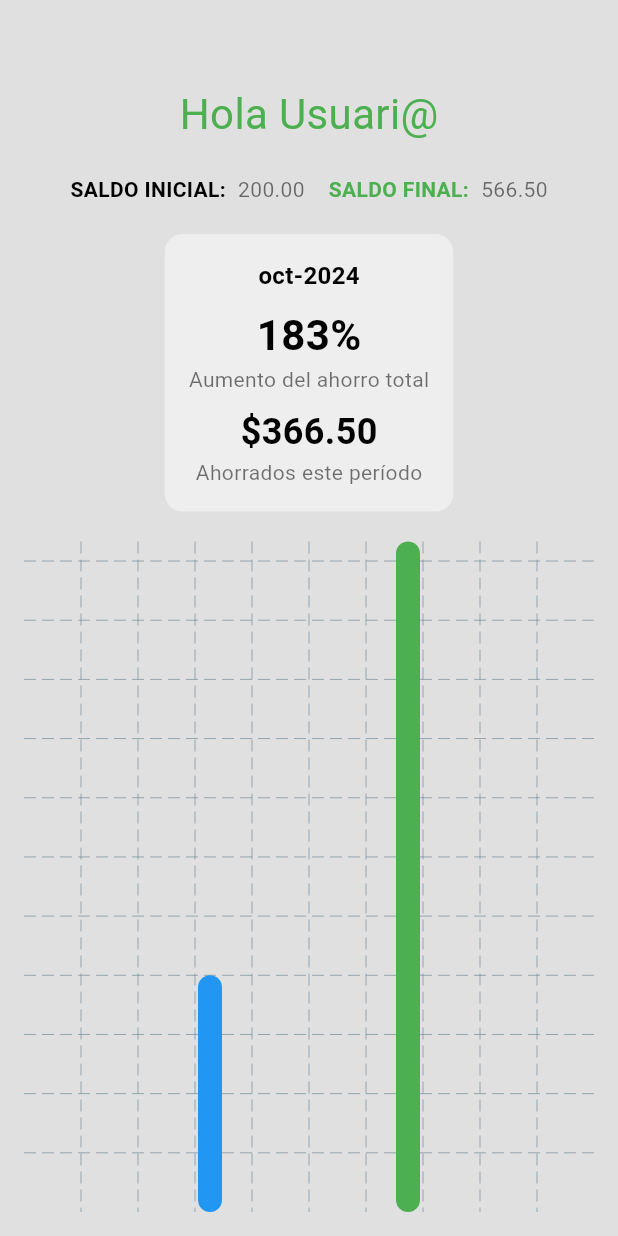
After one commit to LunaLunar69/App_Finanzas_Personales, a Flutter app: the ReportePage screen opened directly, on a phone screen of 412 x 824 dp. The commit adds this screen. Run offline on Flutter 3.47's test engine with Material 3 defaults, Android fonts, the phone set to English and light mode, and no system bars; drawn by our look-alikes of fl_chart; our stand-ins replace cloud_firestore, firebase_auth, firebase_core, flutter_credit_card, hidden_drawer_menu; accounts and stored records are empty.

Commit message:
agrege la pagina de reporte e importe la libreria de fl_chart al pubspect

```diff
--- a/Finanzas/lib/pages/hidden_drawer.dart
+++ b/Finanzas/lib/pages/hidden_drawer.dart
@@ -2,6 +2,7 @@ import 'package:minimallogin/pages/CXC/cxc.dart';
 import 'package:minimallogin/pages/CXP/cxp.dart';
 import 'package:minimallogin/pages/home_page.dart';
 import 'package:minimallogin/pages/ingresos/Ingresos.dart';
+import 'package:minimallogin/pages/reporte.dart';
 import 'package:minimallogin/pages/settings_page.dart';
 import 'package:minimallogin/pages/targetas/my_cards.dart';
 import 'package:minimallogin/pages/transacciones/transactions.dart';
@@ -86,7 +87,7 @@ class _HiddenDrawer extends State<HiddenDrawer> {
           selectedStyle:
               TextStyle(color: Theme.of(context).colorScheme.primary),
         ),
-        CxpPage(),
+        const CxpPage(),
       ),
       ScreenHiddenDrawer(
         ItemHiddenMenu(
@@ -95,7 +96,16 @@ class _HiddenDrawer extends State<HiddenDrawer> {
           selectedStyle:
               TextStyle(color: Theme.of(context).colorScheme.primary),
         ),
-        CxcPage(),
+        const CxcPage(),
+      ),
+      ScreenHiddenDrawer(
+        ItemHiddenMenu(
+          name: 'R E P O R T E',
+          baseStyle: TextStyle(color: Theme.of(context).colorScheme.primary),
+          selectedStyle:
+              TextStyle(color: Theme.of(context).colorScheme.primary),
+        ),
+        const ReportePage(),
       ),
       ScreenHiddenDrawer(
         ItemHiddenMenu(
--- /dev/null
+++ b/Finanzas/lib/pages/reporte.dart
@@ -0,0 +1,85 @@
+import 'package:flutter/material.dart';
+import 'package:fl_chart/fl_chart.dart';
+
+class ReportePage extends StatelessWidget {
+  const ReportePage({super.key});
+
+  @override
+  Widget build(BuildContext context) {
+    return Scaffold(
+      body: Padding(
+        padding: const EdgeInsets.all(16.0),
+        child: Column(
+          crossAxisAlignment: CrossAxisAlignment.center,
+          children: [
+            const SizedBox(height: 40),
+            const Text(
+              'Hola Usuari@',
+              style: TextStyle(fontSize: 28, color: Colors.green),
+            ),
+            const SizedBox(height: 20),
+            const Row(
+              mainAxisAlignment: MainAxisAlignment.center,
+              children: [
+                Text('SALDO INICIAL:',
+                    style: TextStyle(fontWeight: FontWeight.bold)),
+                SizedBox(width: 8),
+                Text('200.00', style: TextStyle(color: Colors.black54)),
+                SizedBox(width: 16),
+                Text('SALDO FINAL:',
+                    style: TextStyle(
+                        fontWeight: FontWeight.bold, color: Colors.green)),
+                SizedBox(width: 8),
+                Text('566.50', style: TextStyle(color: Colors.black54)),
+              ],
+            ),
+            const SizedBox(height: 20),
+            Container(
+              padding: const EdgeInsets.all(16),
+              decoration: BoxDecoration(
+                color: Colors.grey[200],
+                borderRadius: BorderRadius.circular(12),
+              ),
+              child: const Column(
+                children:  [
+                  Text('oct-2024',
+                      style:
+                          TextStyle(fontSize: 16, fontWeight: FontWeight.bold)),
+                  SizedBox(height: 8),
+                  Text('183%',
+                      style: TextStyle(
+                          fontSize: 28, fontWeight: FontWeight.bold)),
+                  Text('Aumento del ahorro total',
+                      style: TextStyle(fontSize: 14, color: Colors.black54)),
+                  SizedBox(height: 8),
+                  Text('\$366.50',
+                      style: TextStyle(
+                          fontSize: 24, fontWeight: FontWeight.bold)),
+                  Text('Ahorrados este período',
+                      style: TextStyle(fontSize: 14, color: Colors.black54)),
+                ],
+              ),
+            ),
+            const SizedBox(height: 20),
+            Expanded(
+              child: BarChart(
+                BarChartData(
+                  titlesData: const FlTitlesData(show: false),
+                  borderData: FlBorderData(show: false),
+                  barGroups: [
+                    BarChartGroupData(x: 0, barRods: [
+                      BarChartRodData(fromY: 0, toY: 200, color: Colors.blue, width: 16)
+                    ]),
+                    BarChartGroupData(x: 1, barRods: [
+                      BarChartRodData(fromY: 0, toY: 566.5, color: Colors.green, width: 16)
+                    ]),
+                  ],
+                ),
+              ),
+            ),
+          ],
+        ),
+      ),
+    );
+  }
+}
--- a/Finanzas/pubspec.yaml
+++ b/Finanzas/pubspec.yaml
@@ -41,6 +41,7 @@ dependencies:
   cloud_firestore: ^5.4.5
   intl: ^0.19.0
   firebase_auth: ^5.3.3
+  fl_chart: ^0.68.0
   hidden_drawer_menu: ^3.0.1
 
 dev_dependencies:
```
Also changed, not shown: Finanzas/pubspec.lock.
